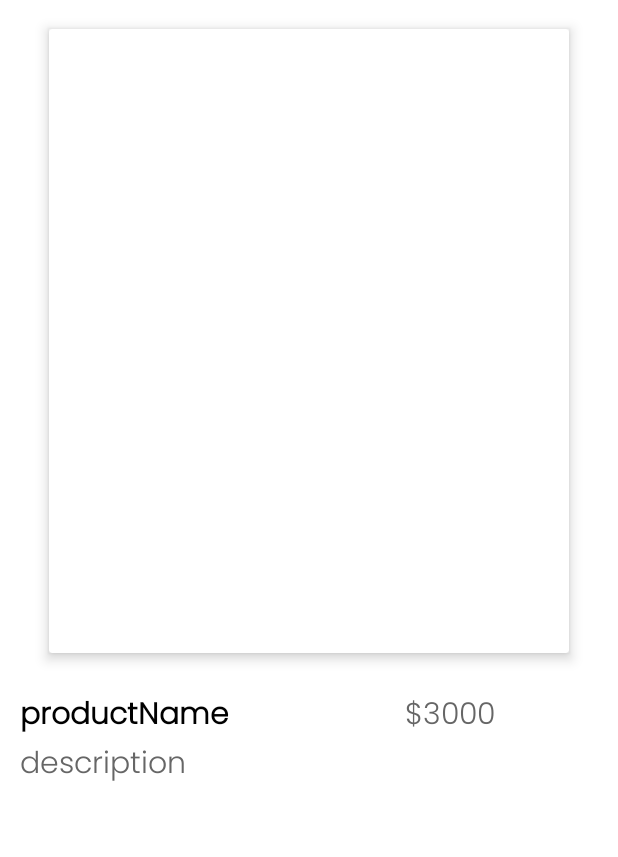
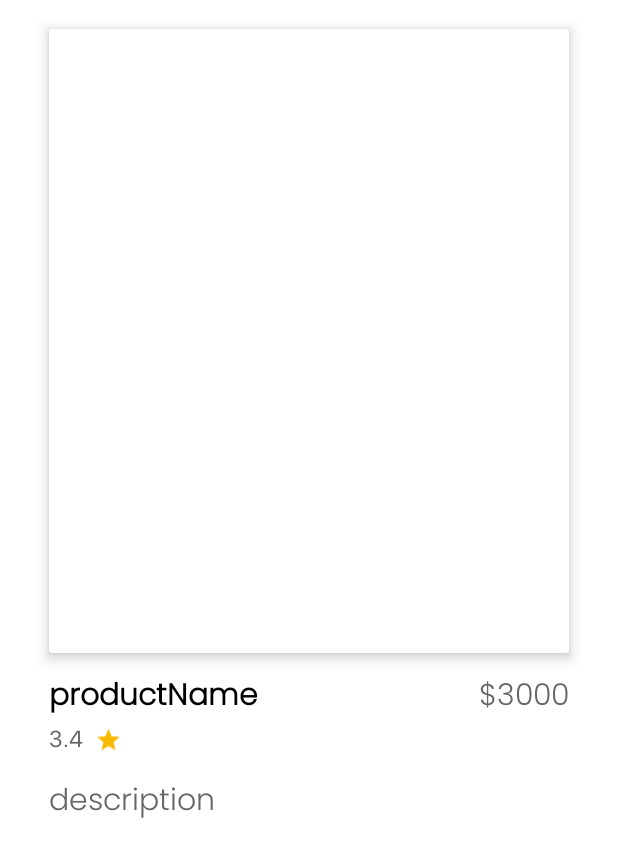
Before and after one commit to muradhani/task, an Android app: the layout fragment_product_detailes.xml on its own in the app's theme, with its tools: preview values and no code run, on a phone screen of 412 x 824 dp. Shown: the top 857 px of the screen. Run offline under Robolectric (Android 15) with nearby library versions, the phone set to English and light mode, and no system bars.

Commit message:
add rate in product_rv_item.xml

```diff
--- a/app/src/main/res/layout/fragment_product_detailes.xml
+++ b/app/src/main/res/layout/fragment_product_detailes.xml
@@ -33,51 +33,72 @@
                     setImage="@{product.image}"/>
             </androidx.cardview.widget.CardView>
 
-            <LinearLayout
-                android:id="@+id/linearLayout"
-                android:layout_width="match_parent"
-                android:layout_height="wrap_content"
-                android:layout_marginVertical="@dimen/_20sdp"
-                android:orientation="horizontal"
-                app:layout_constraintEnd_toEndOf="parent"
-                app:layout_constraintStart_toStartOf="parent"
-                app:layout_constraintTop_toBottomOf="@+id/image_card_view">
 
             <TextView
+                android:id="@+id/textView"
                 style="@style/h3"
                 android:layout_width="0dp"
                 android:layout_height="wrap_content"
-                    android:layout_weight="2"
+                android:layout_marginVertical="@dimen/_10sdp"
+                android:ellipsize="end"
                 android:maxLines="1"
-                    android:ellipsize="end"
                 android:text="@{product.title}"
                 android:textStyle="bold"
+                app:layout_constraintEnd_toStartOf="@+id/textView2"
+                app:layout_constraintStart_toStartOf="@+id/image_card_view"
+                app:layout_constraintTop_toBottomOf="@+id/image_card_view"
                 tools:text="productName" />
 
             <TextView
+                android:id="@+id/textView2"
                 style="@style/h3"
                 android:layout_width="0dp"
                 android:layout_height="wrap_content"
                 android:layout_weight="1"
                 android:text="@{'$'+String.valueOf(product.price)}"
                 android:textColor="@color/g_gray700"
+                app:layout_constraintEnd_toEndOf="@+id/image_card_view"
+                app:layout_constraintTop_toTopOf="@+id/textView"
                 tools:text="$3000" />
-            </LinearLayout>
 
             <TextView
                 android:id="@+id/description"
                 style="@style/h3"
                 android:layout_width="0dp"
                 android:layout_height="wrap_content"
-                android:layout_weight="1"
+                android:layout_marginTop="@dimen/_10sdp"
+                android:ellipsize="end"
                 android:text="@{product.description}"
                 android:textColor="@color/g_gray700"
-                android:ellipsize="end"
-                app:layout_constraintStart_toStartOf="parent"
-                app:layout_constraintTop_toBottomOf="@+id/linearLayout"
+
+                app:layout_constraintEnd_toEndOf="@+id/image_card_view"
+                app:layout_constraintStart_toStartOf="@+id/image_card_view"
+                app:layout_constraintTop_toBottomOf="@+id/imageView"
                 tools:text="description" />
 
+            <TextView
+                android:id="@+id/tv_rating"
+                android:layout_width="wrap_content"
+                android:layout_height="wrap_content"
+                android:fontFamily="@font/sf_pro_display"
+                android:text="@{String.valueOf(product.rating)}"
+                android:textColor="@color/g_gray700"
+                android:textSize="@dimen/_12ssp"
+                app:layout_constraintStart_toStartOf="@+id/textView"
+                app:layout_constraintTop_toBottomOf="@+id/textView"
+                tools:text="3.4" />
+
+            <ImageView
+                android:id="@+id/imageView"
+                android:layout_width="@dimen/_14sdp"
+                android:layout_height="wrap_content"
+                android:src="@drawable/ic_rate"
+                android:layout_marginHorizontal="@dimen/_6sdp"
+                app:layout_constraintStart_toEndOf="@+id/tv_rating"
+                app:layout_constraintTop_toBottomOf="@+id/textView"
+                tools:src="@drawable/ic_rate" />
         </androidx.constraintlayout.widget.ConstraintLayout>
     </androidx.core.widget.NestedScrollView>
 
+
 </layout>
```
Lines whose indentation alone changed are shown as unchanged.
